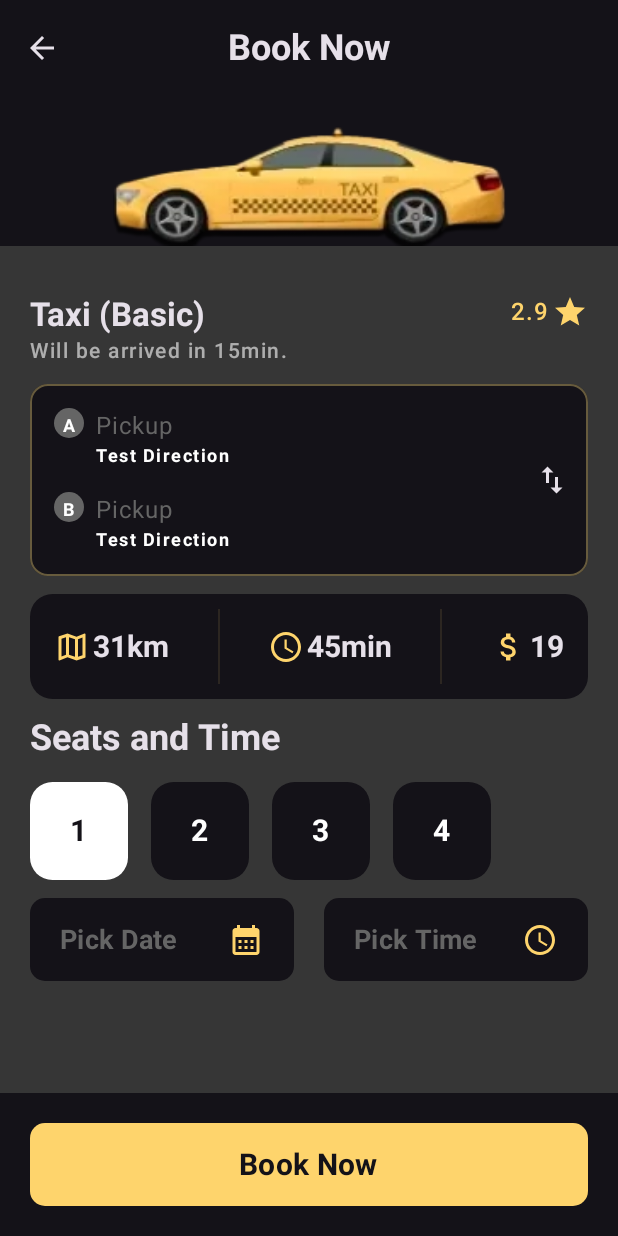
After one commit to orlandev/TaxiApp, an Android app built with Jetpack Compose: the composable BookingScreen called with empty values, on a phone screen of 412 x 824 dp. The commit adds this screen. Run offline under Robolectric (Android 15) with nearby library versions, the phone set to English and light mode, and no system bars; pictures from the network do not load.

Commit message:
BookingScreen

```diff
--- a/app/src/main/java/com/orlandev/taxiapp/MainActivity.kt
+++ b/app/src/main/java/com/orlandev/taxiapp/MainActivity.kt
@@ -6,12 +6,9 @@ import androidx.activity.compose.setContent
 import androidx.compose.foundation.layout.fillMaxSize
 import androidx.compose.material3.MaterialTheme
 import androidx.compose.material3.Surface
-import androidx.compose.material3.Text
-import androidx.compose.runtime.Composable
 import androidx.compose.ui.Modifier
-import androidx.compose.ui.tooling.preview.Preview
-import com.orlandev.taxiapp.screens.RideScreen
-import com.orlandev.taxiapp.screens.SplashScreen
+import com.orlandev.taxiapp.data.FakeRepository
+import com.orlandev.taxiapp.screens.BookingScreen
 import com.orlandev.taxiapp.ui.theme.TaxiAppTheme
 
 class MainActivity : ComponentActivity() {
@@ -25,7 +22,12 @@ class MainActivity : ComponentActivity() {
                 ) {
                     //  Greeting("Android")
                     // SplashScreen()
-                    RideScreen()
+                    //RideScreen()
+                    //Solo para probar
+                    val fakeRepository = FakeRepository()
+                    //El error esta en que nunca son los mismos
+                    //Ups
+                    BookingScreen(fakeRepository.getAllTaxiData().first().id)
                 }
             }
         }
--- a/app/src/main/java/com/orlandev/taxiapp/data/FakeRepository.kt
+++ b/app/src/main/java/com/orlandev/taxiapp/data/FakeRepository.kt
@@ -8,6 +8,7 @@ class FakeRepository {
     fun getAllTaxiData(): List<TaxiData> {
         return listOf(
             TaxiData(
+                id = 0,
                 type = TaxiType.Basic,
                 distance = Random.nextInt(0, 100),
                 price = Random.nextInt(10, 100),
@@ -15,6 +16,7 @@ class FakeRepository {
             ),
 
             TaxiData(
+                id = 1,
                 type = TaxiType.Lux,
                 distance = Random.nextInt(0, 100),
                 price = Random.nextInt(10, 100),
@@ -22,6 +24,7 @@ class FakeRepository {
             ),
 
             TaxiData(
+                id = 2,
                 type = TaxiType.Basic,
                 distance = Random.nextInt(0, 100),
                 price = Random.nextInt(10, 100),
@@ -29,6 +32,7 @@ class FakeRepository {
             ),
 
             TaxiData(
+                id = 3,
                 type = TaxiType.Basic,
                 distance = Random.nextInt(0, 100),
                 price = Random.nextInt(10, 100),
@@ -36,6 +40,7 @@ class FakeRepository {
             ),
 
             TaxiData(
+                id = 4,
                 type = TaxiType.Lux,
                 distance = Random.nextInt(0, 100),
                 price = Random.nextInt(10, 100),
--- a/app/src/main/java/com/orlandev/taxiapp/data/TaxiData.kt
+++ b/app/src/main/java/com/orlandev/taxiapp/data/TaxiData.kt
@@ -9,6 +9,7 @@ sealed class TaxiType(@DrawableRes val taxiIcon: Int, val title: String) {
 }
 
 data class TaxiData(
+    val id: Int,
     val type: TaxiType,
     val rating: Double,
     val price: Int,
--- /dev/null
+++ b/app/src/main/java/com/orlandev/taxiapp/screens/BookingScreen.kt
@@ -0,0 +1,344 @@
+package com.orlandev.taxiapp.screens
+
+import androidx.compose.foundation.background
+import androidx.compose.foundation.clickable
+import androidx.compose.foundation.interaction.MutableInteractionSource
+import androidx.compose.foundation.layout.*
+import androidx.compose.foundation.selection.selectable
+import androidx.compose.foundation.selection.selectableGroup
+import androidx.compose.foundation.shape.RoundedCornerShape
+import androidx.compose.material.icons.Icons
+import androidx.compose.material.icons.filled.AccessTime
+import androidx.compose.material.icons.filled.ArrowBack
+import androidx.compose.material.icons.filled.AttachMoney
+import androidx.compose.material.icons.filled.CalendarMonth
+import androidx.compose.material.icons.outlined.Map
+import androidx.compose.material3.*
+import androidx.compose.runtime.*
+import androidx.compose.ui.Alignment
+import androidx.compose.ui.Modifier
+import androidx.compose.ui.draw.clip
+import androidx.compose.ui.graphics.Color
+import androidx.compose.ui.graphics.vector.ImageVector
+import androidx.compose.ui.layout.ContentScale
+import androidx.compose.ui.res.stringResource
+import androidx.compose.ui.semantics.Role
+import androidx.compose.ui.text.font.FontWeight
+import androidx.compose.ui.unit.dp
+import androidx.compose.ui.unit.sp
+import coil.compose.AsyncImage
+import com.orlandev.taxiapp.R
+import com.orlandev.taxiapp.data.FakeRepository
+import com.orlandev.taxiapp.screens.common.RatingStar
+import com.orlandev.taxiapp.screens.common.TextTitle
+import com.orlandev.taxiapp.ui.theme.TaxiDarkGray
+import com.orlandev.taxiapp.ui.theme.TaxiDarkGray2
+import com.orlandev.taxiapp.ui.theme.TaxiYellow
+import java.util.*
+
+@OptIn(ExperimentalMaterial3Api::class)
+@Composable
+fun BookingScreen(taxiId: Int, fakeRepository: FakeRepository = FakeRepository()) {
+
+    //Esta logica debe ir en un ViewModel; por el momento la pondremos aqui
+    val currentTaxi = remember {
+        derivedStateOf {
+            fakeRepository.getAllTaxiData().find { it.id == taxiId }
+        }
+    }
+
+    Scaffold(modifier = Modifier.fillMaxSize(), topBar = {
+        CenterAlignedTopAppBar(navigationIcon = {
+            IconButton(onClick = { /*TODO*/ }) {
+                Icon(
+                    imageVector = Icons.Default.ArrowBack, contentDescription = null
+                )
+            }
+        }, title = {
+            Text(
+                text = stringResource(id = R.string.booking_title_screen),
+                fontWeight = FontWeight.Bold,
+                fontSize = 24.sp
+            )
+        })
+    }, bottomBar = {
+        BookNowButton(
+            modifier = Modifier
+                .fillMaxWidth()
+                .padding(hPadding), text = "Book Now"
+        ) {
+
+        }
+    }
+
+    ) { padding ->
+
+        Column(
+            modifier = Modifier
+                .fillMaxSize()
+                .padding(padding)
+                .background(TaxiDarkGray2),
+            verticalArrangement = Arrangement.spacedBy(12.dp)
+        ) {
+            //Image
+            BoxWithConstraints(
+                modifier = Modifier
+                    .fillMaxWidth()
+                    .height(100.dp)
+                    .background(MaterialTheme.colorScheme.background),
+                contentAlignment = Alignment.Center
+            ) {
+                AsyncImage(
+                    modifier = Modifier
+                        .width(
+                            maxWidth.minus(150.dp)
+                        )
+                        .height(
+                            maxHeight.minus(20.dp)
+                        )
+                        .align(Alignment.BottomCenter),
+                    model = R.drawable.taxi,
+                    contentDescription = null,
+                    contentScale = ContentScale.FillBounds
+                )
+            }
+            //Taxi type
+
+            Row(
+                modifier = Modifier
+                    .fillMaxWidth()
+                    .padding(horizontal = hPadding)
+                    .padding(top = 20.dp),
+                verticalAlignment = Alignment.Top,
+                horizontalArrangement = Arrangement.SpaceBetween
+            ) {
+                //Text
+                TextTitle(
+                    title = "Taxi (${currentTaxi.value?.type?.title})",
+                    subtitle = "Will be arrived in 15min.",
+                    subtitleWidth = 200.dp
+                )
+                RatingStar(rating = currentTaxi.value?.rating ?: 0.0)
+            }
+
+            //Destiny
+            DestinySelection()
+
+            //Info
+            InfoBar(
+                modifier = Modifier
+                    .height(70.dp)
+                    .fillMaxWidth()
+                    .padding(horizontal = hPadding),
+                distance = "${currentTaxi.value?.distance ?: 0}km",
+                time = "45min",
+                price = "${currentTaxi.value?.price ?: 0}"
+            )
+            //Time
+
+            Column(
+                modifier = Modifier
+                    .fillMaxWidth()
+                    .padding(horizontal = hPadding)
+            ) {
+                Text(
+                    text = "Seats and Time",
+                    style = MaterialTheme.typography.titleLarge,
+                    fontSize = 24.sp,
+                    fontWeight = FontWeight.Bold
+                )
+                Spacer(modifier = Modifier.size(15.dp))
+
+                var currentCantSeats by remember {
+                    mutableStateOf(1)
+                }
+
+                Row(
+                    modifier = Modifier
+                        .fillMaxWidth()
+                        .selectableGroup(),
+                    verticalAlignment = Alignment.CenterVertically,
+                    horizontalArrangement = Arrangement.spacedBy(15.dp)
+                ) {
+
+                    (1..4).forEach {
+                        TaxiButton(it.toString(), selected = it == currentCantSeats) {
+                            //ON CLICK
+                            currentCantSeats = it
+                        }
+                    }
+
+                }
+            }
+
+            //Date & Time
+
+            Row(
+                modifier = Modifier
+                    .fillMaxWidth()
+                    .padding(horizontal = hPadding),
+                verticalAlignment = Alignment.CenterVertically,
+                horizontalArrangement = Arrangement.SpaceBetween
+            ) {
+
+                PickButton(
+                    modifier = Modifier.weight(1f),
+                    text = "Pick Date",
+                    icon = Icons.Default.CalendarMonth
+                ) {
+
+                }
+
+                Spacer(modifier = Modifier.size(20.dp))
+
+                PickButton(
+                    modifier = Modifier.weight(1f),
+                    text = "Pick Time",
+                    icon = Icons.Default.AccessTime
+                ) {
+
+                }
+
+            }
+        }
+    }
+}
+
+@Composable
+fun TaxiButton(text: String, selected: Boolean = false, onClick: () -> Unit) {
+
+    val backgroundColor = if (selected) Color.White else MaterialTheme.colorScheme.background
+    val textColor: Color = if (!selected) Color.White else MaterialTheme.colorScheme.background
+
+
+    Box(modifier = Modifier
+        .size(65.dp)
+        .clip(RoundedCornerShape(15.dp))
+        .background(backgroundColor)
+        .selectable(selected = selected,
+            role = Role.Tab,
+            onClick = onClick,
+            indication = null,
+            interactionSource = remember {
+                MutableInteractionSource()
+            }
+
+        ), contentAlignment = Alignment.Center) {
+        Text(
+            text = text, fontSize = 20.sp, fontWeight = FontWeight.Bold, color = textColor
+        )
+    }
+
+}
+
+@Composable
+fun InfoBar(modifier: Modifier = Modifier, distance: String, time: String, price: String) {
+    Box(
+        modifier = modifier.then(
+            Modifier
+                .clip(RoundedCornerShape(15.dp))
+                .background(MaterialTheme.colorScheme.background)
+        ),
+
+        ) {
+        Row(
+            modifier = Modifier.fillMaxSize(),
+            verticalAlignment = Alignment.CenterVertically,
+            horizontalArrangement = Arrangement.SpaceAround
+        ) {
+            IconText(icon = Icons.Outlined.Map, text = distance)
+            Divider(
+                modifier = Modifier
+                    .fillMaxHeight()
+                    .width(1.dp)
+                    .padding(vertical = 10.dp),
+                color = TaxiYellow.copy(alpha = 0.1f)
+            )
+            IconText(icon = Icons.Default.AccessTime, text = time)
+            Divider(
+                modifier = Modifier
+                    .fillMaxHeight()
+                    .width(1.dp)
+                    .padding(vertical = 10.dp),
+                color = TaxiYellow.copy(alpha = 0.1f)
+            )
+            IconText(icon = Icons.Default.AttachMoney, text = price)
+        }
+    }
+}
+
+@Composable
+fun IconText(modifier: Modifier = Modifier, icon: ImageVector, text: String) {
+    Row(modifier = modifier, verticalAlignment = Alignment.CenterVertically) {
+        Icon(icon, contentDescription = null, tint = TaxiYellow)
+        Spacer(modifier = Modifier.size(2.dp))
+        Text(
+            text = text,
+            style = MaterialTheme.typography.titleLarge,
+            fontSize = 20.sp,
+            fontWeight = FontWeight.Bold
+        )
+    }
+}
+
+@Composable
+fun PickButton(
+    modifier: Modifier = Modifier, text: String, icon: ImageVector, onClick: () -> Unit
+) {
+    Box(
+        modifier = modifier.then(
+            Modifier
+                .clip(RoundedCornerShape(10.dp))
+                .background(MaterialTheme.colorScheme.background)
+                .height(55.dp)
+                .clickable {
+                    onClick()
+                },
+
+            ), contentAlignment = Alignment.Center
+    ) {
+        Row(
+            modifier = Modifier
+                .fillMaxWidth()
+                .padding(horizontal = hPadding),
+            verticalAlignment = Alignment.CenterVertically,
+            horizontalArrangement = Arrangement.SpaceBetween
+        ) {
+            Text(
+                text = text,
+                style = MaterialTheme.typography.titleMedium,
+                fontSize = 18.sp,
+                color = TaxiDarkGray,
+                fontWeight = FontWeight.Bold
+            )
+
+            Icon(icon, contentDescription = null, tint = TaxiYellow)
+
+        }
+    }
+
+}
+
+@Composable
+fun BookNowButton(modifier: Modifier, text: String, onClick: () -> Unit) {
+    Box(
+        modifier = modifier.then(
+            Modifier
+                .clip(RoundedCornerShape(10.dp))
+                .background(TaxiYellow)
+                .height(55.dp)
+                .clickable {
+                    onClick()
+                },
+
+            ), contentAlignment = Alignment.Center
+    ) {
+        Text(
+            text = text,
+            color = MaterialTheme.colorScheme.background,
+            style = MaterialTheme.typography.titleMedium,
+            fontSize = 20.sp,
+            fontWeight = FontWeight.Bold
+        )
+    }
+}
--- a/app/src/main/java/com/orlandev/taxiapp/screens/RideScreen.kt
+++ b/app/src/main/java/com/orlandev/taxiapp/screens/RideScreen.kt
@@ -11,7 +11,6 @@ import androidx.compose.foundation.shape.CircleShape
 import androidx.compose.foundation.shape.RoundedCornerShape
 import androidx.compose.material.icons.Icons
 import androidx.compose.material.icons.filled.Menu
-import androidx.compose.material.icons.filled.Star
 import androidx.compose.material.icons.filled.SwapVert
 import androidx.compose.material3.*
 import androidx.compose.runtime.*
@@ -32,6 +31,8 @@ import com.google.maps.android.compose.MapProperties
 import com.orlandev.taxiapp.R
 import com.orlandev.taxiapp.data.FakeRepository
 import com.orlandev.taxiapp.data.TaxiData
+import com.orlandev.taxiapp.screens.common.RatingStar
+import com.orlandev.taxiapp.screens.common.TextTitle
 import com.orlandev.taxiapp.ui.theme.*
 import com.orlandev.taxiapp.utils.darkMapStyle
 
@@ -158,34 +159,12 @@ fun SimpleCard(currentTaxiData: TaxiData, onClick: () -> Unit) {
             verticalArrangement = Arrangement.SpaceAround
         ) {
 
-            Text(
-                text = "Taxi (${currentTaxiData.type.title})",
-                fontWeight = FontWeight.Bold,
-                style = MaterialTheme.typography.titleLarge
-            )
-            Row(modifier = Modifier, verticalAlignment = Alignment.CenterVertically) {
-                Text(
-                    text = "${currentTaxiData.rating}",
-                    color = TaxiYellow,
-                    fontSize = 16.sp,
-                    style = MaterialTheme.typography.labelMedium
-                )
-                Icon(
-                    modifier = Modifier.padding(start = 2.dp),
-                    imageVector = Icons.Default.Star,
-                    contentDescription = null,
-                    tint = TaxiYellow
-                )
-
+            TextTitle(
+                title = "Taxi (${currentTaxiData.type.title})",
+                subtitle = "Will be arrived in 15min."
+            ) {
+                RatingStar(rating = currentTaxiData.rating)
             }
-            Text(
-                text = "Will be arrived in 15min.",
-                maxLines = 2,
-                modifier = Modifier.width(120.dp),
-                style = MaterialTheme.typography.labelLarge,
-                letterSpacing = 1.sp,
-                color = Color.White.copy(alpha = 0.6f),
-            )
 
             Text(
                 text = "${currentTaxiData.price}$/1mi",
@@ -196,6 +175,7 @@ fun SimpleCard(currentTaxiData: TaxiData, onClick: () -> Unit) {
         }
     }
 }
+
 
 @Composable
 fun DestinySelection() {
--- /dev/null
+++ b/app/src/main/java/com/orlandev/taxiapp/screens/common/RatingStar.kt
@@ -0,0 +1,37 @@
+package com.orlandev.taxiapp.screens.common
+
+import androidx.compose.foundation.layout.Row
+import androidx.compose.foundation.layout.padding
+import androidx.compose.material.icons.Icons
+import androidx.compose.material.icons.filled.Star
+import androidx.compose.material3.Icon
+import androidx.compose.material3.MaterialTheme
+import androidx.compose.material3.Text
+import androidx.compose.runtime.Composable
+import androidx.compose.ui.Alignment
+import androidx.compose.ui.Modifier
+import androidx.compose.ui.unit.dp
+import androidx.compose.ui.unit.sp
+import com.orlandev.taxiapp.ui.theme.TaxiYellow
+
+
+@Composable
+fun RatingStar(rating:Double) {
+
+    Row(modifier = Modifier, verticalAlignment = Alignment.CenterVertically) {
+        Text(
+            text = "$rating",
+            color = TaxiYellow,
+            fontSize = 16.sp,
+            style = MaterialTheme.typography.labelMedium
+        )
+        Icon(
+            modifier = Modifier.padding(start = 2.dp),
+            imageVector = Icons.Default.Star,
+            contentDescription = null,
+            tint = TaxiYellow
+        )
+
+    }
+
+}
--- /dev/null
+++ b/app/src/main/java/com/orlandev/taxiapp/screens/common/TextTitle.kt
@@ -0,0 +1,39 @@
+package com.orlandev.taxiapp.screens.common
+
+import androidx.compose.foundation.layout.Column
+import androidx.compose.foundation.layout.width
+import androidx.compose.material3.MaterialTheme
+import androidx.compose.material3.Text
+import androidx.compose.runtime.Composable
+import androidx.compose.ui.Modifier
+import androidx.compose.ui.graphics.Color
+import androidx.compose.ui.text.font.FontWeight
+import androidx.compose.ui.unit.Dp
+import androidx.compose.ui.unit.dp
+import androidx.compose.ui.unit.sp
+
+
+@Composable
+fun TextTitle(
+    title: String,
+    subtitle: String,
+    subtitleWidth: Dp = 120.dp,
+    middleContent: @Composable () -> Unit = {}
+) {
+
+    Column {
+        Text(
+            text = title, fontWeight = FontWeight.Bold, style = MaterialTheme.typography.titleLarge
+        )
+        middleContent()
+        Text(
+            text = subtitle,
+            maxLines = 2,
+            modifier = Modifier.width(subtitleWidth),
+            style = MaterialTheme.typography.labelLarge,
+            letterSpacing = 1.sp,
+            color = Color.White.copy(alpha = 0.6f),
+        )
+    }
+
+}
--- a/app/src/main/java/com/orlandev/taxiapp/ui/theme/Color.kt
+++ b/app/src/main/java/com/orlandev/taxiapp/ui/theme/Color.kt
@@ -5,6 +5,7 @@ import androidx.compose.ui.graphics.Color
 val TaxiYellow=Color(0xFFFED46C)
 val TaxiGray=Color(0xFF675B3D)
 val TaxiDarkGray=Color(0xFF656565)
+val TaxiDarkGray2=Color(0xFF363636)
 val TaxiBlack200=Color(0xFF393223)
 val TaxiBlack=Color(0xFF1A1A1A)
 
--- a/app/src/main/res/values/strings.xml
+++ b/app/src/main/res/values/strings.xml
@@ -4,4 +4,5 @@
     <string name="subtitle">At your servers</string>
     <string name="splash_message">we are here to make your trip memorable</string>
     <string name="pickup">Pickup</string>
+    <string name="booking_title_screen">Book Now</string>
 </resources>
```
Also changed, not shown: app/src/main/res/drawable/taxi.webp.
